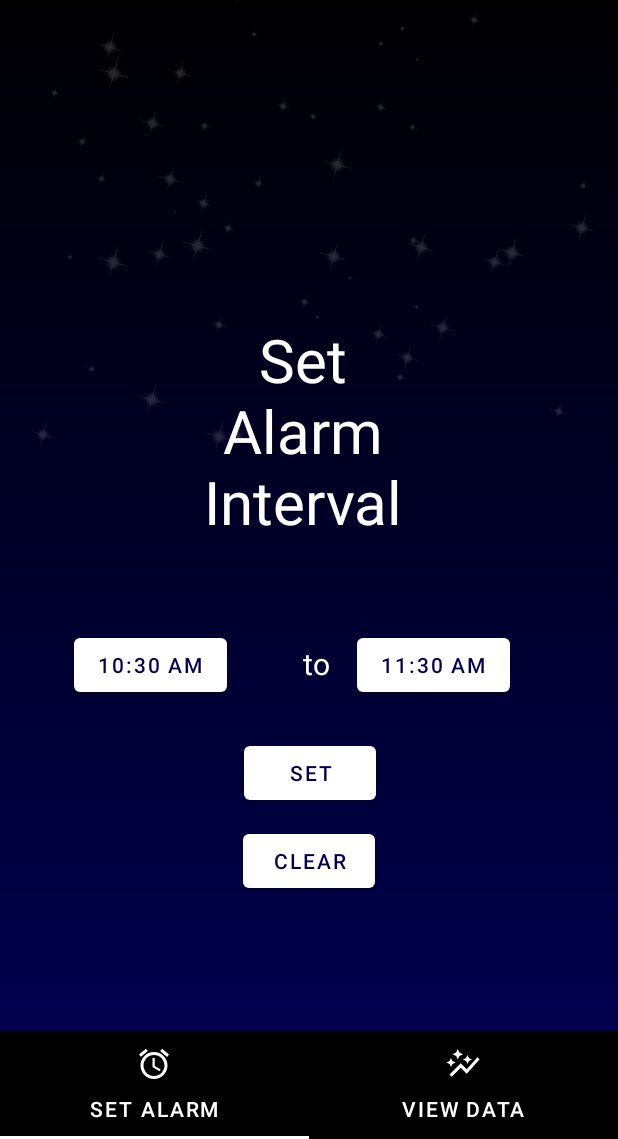
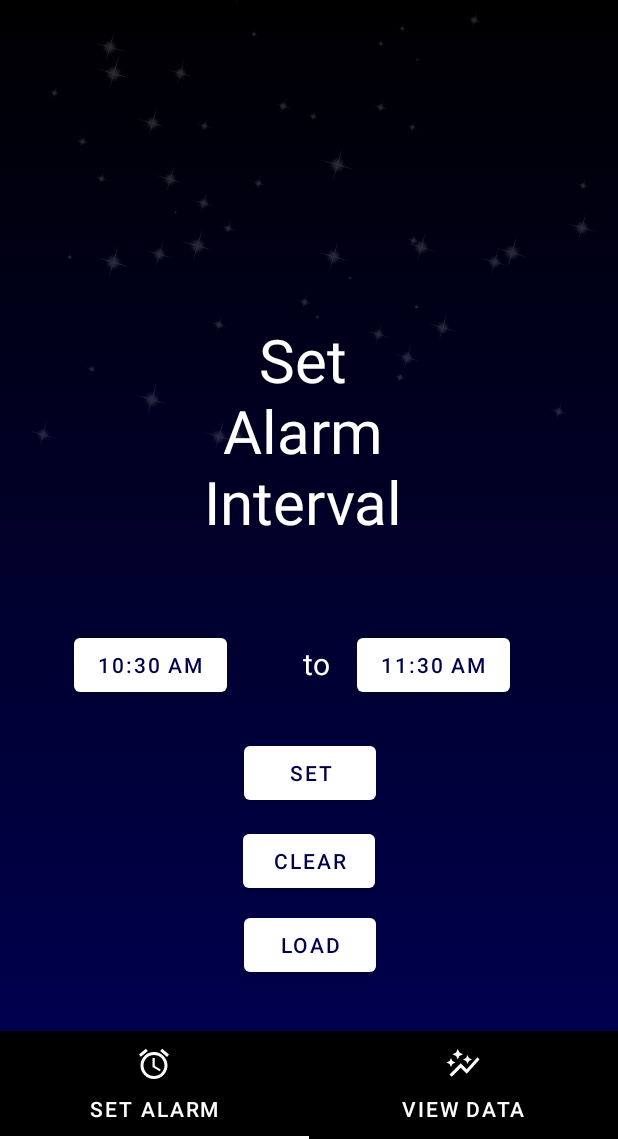
Before and after one commit to lindaf3/IntegratedNightstandKotlin, an Android app: the screen it shows after launch (MainActivity), on a phone screen of 412 x 824 dp, the part 97-1236 px from its top. Run offline under Robolectric (Android 15) with nearby library versions, the phone set to English and light mode, and no system bars.

Commit message:
temp solution: added load button

```diff
--- a/app/src/main/java/com/example/myapplication/SetAlarmFragment.kt
+++ b/app/src/main/java/com/example/myapplication/SetAlarmFragment.kt
@@ -50,6 +50,7 @@ class SetAlarmFragment : Fragment() {
         val alarmEnd: Button = view.findViewById(R.id.alarmEnd)
         val alarmSet: Button = view.findViewById(R.id.alarmSetter)
         val clear: Button = view.findViewById(R.id.clear)
+        val load: Button = view.findViewById(R.id.load)
         var startHour : Int = UNINITIALIZED
         var startMinute: Int = UNINITIALIZED
         var endHour: Int = UNINITIALIZED
@@ -123,6 +124,7 @@ class SetAlarmFragment : Fragment() {
 
         }
 
+        fun queryTimesWithToast(){
             val successfulQuery = queryTimes()
 
             if(successfulQuery){
@@ -132,6 +134,14 @@ class SetAlarmFragment : Fragment() {
                 Toast.makeText(requireActivity().application, "No saved alarm data available", Toast.LENGTH_SHORT).show()
             }
 
+
+        }
+
+        queryTimesWithToast()
+
+        load.setOnClickListener{
+            queryTimesWithToast()
+        }
 
 //        activity?.runOnUiThread(Runnable{
 //            Timer().scheduleAtFixedRate(object: TimerTask() {
--- a/app/src/main/res/layout/fragment_set_alarm.xml
+++ b/app/src/main/res/layout/fragment_set_alarm.xml
@@ -95,5 +95,16 @@
         android:layout_marginBottom="89dp"
         android:text="@string/clear" />
 
+    <Button
+        android:id="@+id/load"
+        android:layout_width="wrap_content"
+        android:layout_height="wrap_content"
+        android:layout_alignParentEnd="true"
+        android:layout_alignParentBottom="true"
+        android:layout_centerHorizontal="true"
+        android:layout_marginEnd="161dp"
+        android:layout_marginBottom="33dp"
+        android:text="@string/load" />
+
 
 </RelativeLayout>
--- a/app/src/main/res/values/strings.xml
+++ b/app/src/main/res/values/strings.xml
@@ -19,5 +19,6 @@
     <string name="fetch">fetch</string>
     <string name="time_end">Time End</string>
     <string name="date">Date</string>
+    <string name="load">load</string>
 
 </resources>
```
Lines whose indentation alone changed are shown as unchanged.
